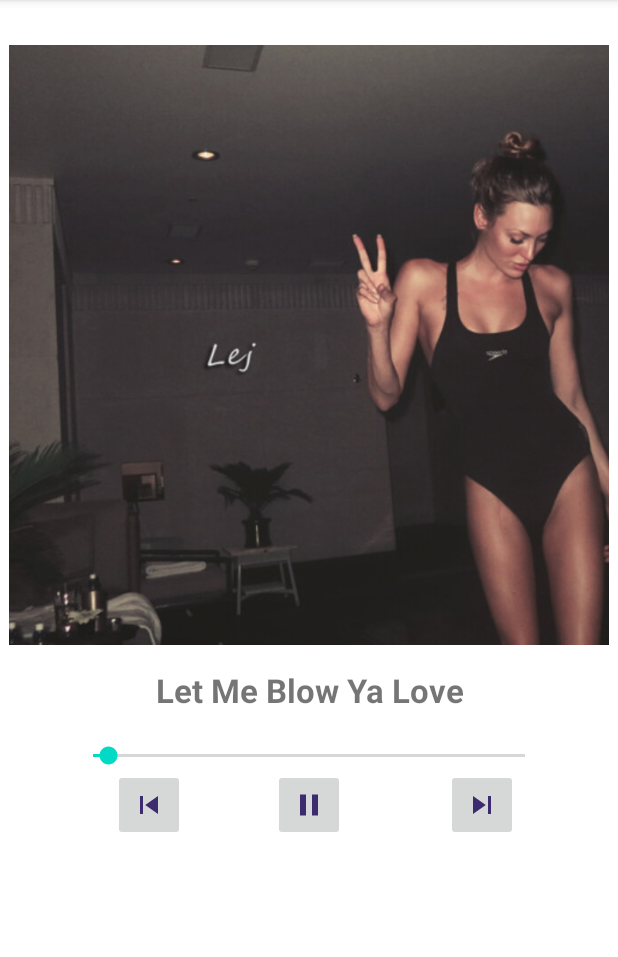
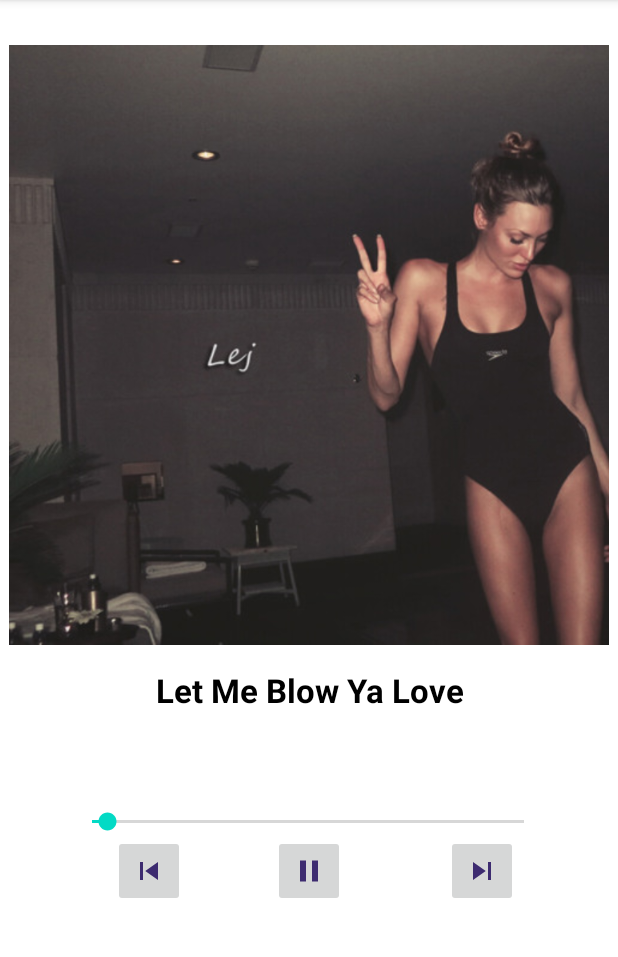
Before and after one commit to AdonayMejia/Music_Player, an Android app: the screen it shows after launch (MusicDetails), after a tap on "Let Me Blow Ya Love", on a phone screen of 412 x 824 dp, the part 84-1041 px from its top. Run offline under Robolectric (Android 15) with nearby library versions, the phone set to English and light mode, and no system bars.

Commit message:
Feat: Adding motion layout effect

```diff
--- a/app/build.gradle.kts
+++ b/app/build.gradle.kts
@@ -48,6 +48,7 @@ dependencies {
     androidTestImplementation(libs.androidx.test.ext.junit)
     androidTestImplementation(libs.espresso.core)
     implementation ("com.google.android.exoplayer:exoplayer:2.18.5")
+    implementation("androidx.constraintlayout:constraintlayout:2.0.0-beta1")
 
 
 
--- a/app/src/main/res/layout/activity_music_details.xml
+++ b/app/src/main/res/layout/activity_music_details.xml
@@ -1,21 +1,30 @@
 <?xml version="1.0" encoding="utf-8"?>
-<androidx.constraintlayout.widget.ConstraintLayout xmlns:android="http://schemas.android.com/apk/res/android"
+<androidx.constraintlayout.widget.ConstraintLayout
+
+    xmlns:android="http://schemas.android.com/apk/res/android"
     xmlns:app="http://schemas.android.com/apk/res-auto"
     xmlns:tools="http://schemas.android.com/tools"
     android:layout_width="match_parent"
-    android:layout_height="match_parent"
+    android:layout_height="wrap_content"
     tools:context=".MusicDetails">
 
     <ScrollView
         android:layout_width="match_parent"
         android:layout_height="match_parent"
         app:layout_constraintBottom_toBottomOf="parent"
+        app:layout_constraintEnd_toEndOf="parent"
         app:layout_constraintStart_toStartOf="parent"
         app:layout_constraintTop_toTopOf="parent">
 
-        <androidx.constraintlayout.widget.ConstraintLayout
+        <androidx.constraintlayout.motion.widget.MotionLayout
+            android:id="@+id/constraint"
             android:layout_width="match_parent"
-            android:layout_height="match_parent">
+            android:layout_height="match_parent"
+            app:layoutDescription="@xml/activity_music_details_scene"
+            app:layout_constraintBottom_toBottomOf="parent"
+            app:layout_constraintEnd_toEndOf="parent"
+            app:layout_constraintStart_toStartOf="parent"
+            app:layout_constraintTop_toTopOf="parent">
 
 
             <ImageView
@@ -30,7 +39,7 @@
 
             <TextView
                 android:id="@+id/songName"
-                android:layout_width="match_parent"
+                android:layout_width="wrap_content"
                 android:layout_height="wrap_content"
                 android:layout_marginTop="15dp"
                 android:hint="I took a pill in Ibiza"
@@ -77,17 +86,15 @@
                 android:id="@+id/seekBar"
                 android:layout_width="320dp"
                 android:layout_height="wrap_content"
-                android:layout_marginTop="20dp"
+                android:layout_marginTop="64dp"
                 android:progress="25"
                 app:layout_constraintEnd_toEndOf="parent"
+                app:layout_constraintHorizontal_bias="0.494"
                 app:layout_constraintStart_toStartOf="parent"
                 app:layout_constraintTop_toBottomOf="@+id/songName" />
 
 
-        </androidx.constraintlayout.widget.ConstraintLayout>
-
+        </androidx.constraintlayout.motion.widget.MotionLayout>
 
     </ScrollView>
-
-
 </androidx.constraintlayout.widget.ConstraintLayout>
--- /dev/null
+++ b/app/src/main/res/xml/activity_music_details_scene.xml
@@ -0,0 +1,35 @@
+<?xml version="1.0" encoding="utf-8"?>
+<MotionScene xmlns:android="http://schemas.android.com/apk/res/android"
+    xmlns:app="http://schemas.android.com/apk/res-auto"
+    xmlns:motion="http://schemas.android.com/apk/res-auto">
+
+    <Transition
+        motion:constraintSetStart="@+id/start"
+        motion:constraintSetEnd="@+id/end"
+        motion:duration="1000">
+
+        <OnClick
+            motion:touchAnchorId="@+id/songName"
+            />
+
+    </Transition>
+
+    <ConstraintSet android:id="@+id/start">
+        <Constraint android:id="@+id/songName">
+            <CustomAttribute
+                app:attributeName="textColor"
+                app:customColorValue="#FF000000" />
+        </Constraint>
+    </ConstraintSet>
+
+
+    <ConstraintSet android:id="@+id/end">
+        <Constraint android:id="@+id/songName">
+            <CustomAttribute
+                app:attributeName="textColor"
+                app:customColorValue="#9C27B0" />
+        </Constraint>
+    </ConstraintSet>
+
+
+</MotionScene>
```
Also changed, not shown: app/src/main/java/com/example/musicplayer/MusicDetails.kt (line endings or trailing spaces).
